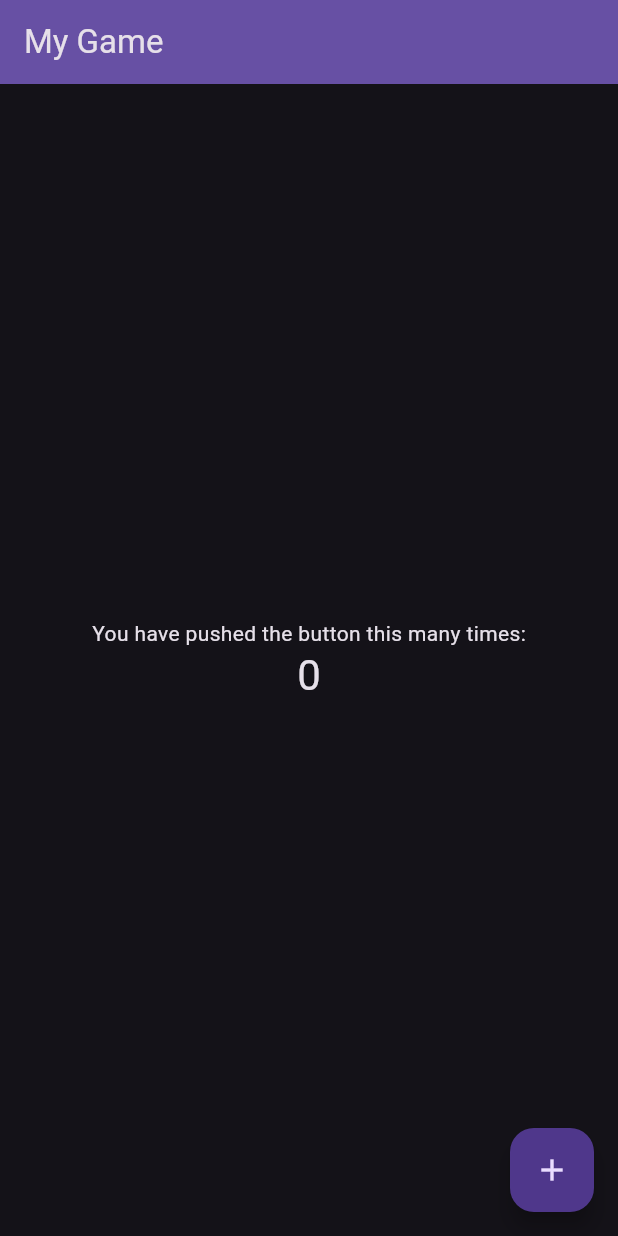
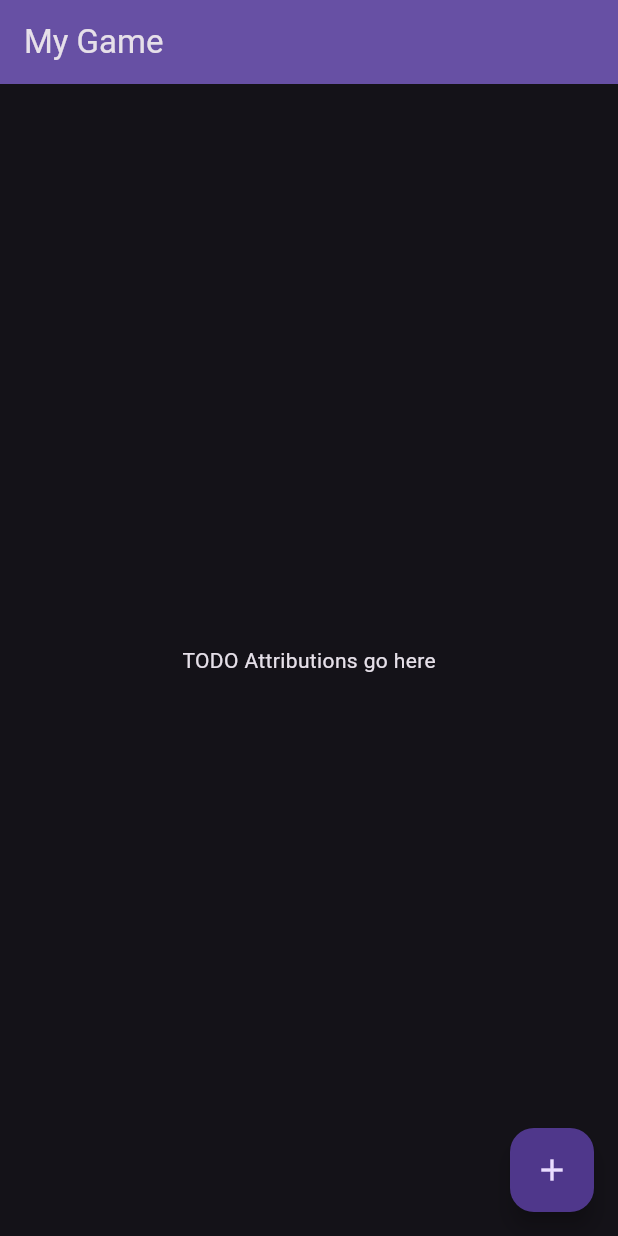
Before and after one commit to fflowio/mobile_game, a Flutter app: the screen it shows after launch, on a phone screen of 412 x 824 dp. Run offline on Flutter 3.47's test engine with Material 3 defaults, Android fonts, the phone set to English and light mode, and no system bars.

Commit message:
Empty credits skeleton

```diff
--- /dev/null
+++ b/lib/views/credits.dart
@@ -0,0 +1,10 @@
+import 'package:flutter/material.dart';
+
+class Credits {
+  static Container contents() {
+    return Container(
+      child:
+        const Text("TODO Attributions go here")
+    );
+  }
+}
--- a/lib/views/home_page.dart
+++ b/lib/views/home_page.dart
@@ -1,4 +1,6 @@
 import 'package:flutter/material.dart';
+
+import 'credits.dart';
 
 class HomePage extends StatefulWidget {
   const HomePage({super.key, required this.title});
@@ -68,7 +70,8 @@ class _HomePageState extends State<HomePage> {
           // action in the IDE, or press "p" in the console), to see the
           // wireframe for each widget.
           mainAxisAlignment: MainAxisAlignment.center,
-          children: <Widget>[
+          children: [Credits.contents()]
+          /*children: <Widget>[
             const Text(
               'You have pushed the button this many times:',
             ),
@@ -76,7 +79,7 @@ class _HomePageState extends State<HomePage> {
               '$_counter',
               style: Theme.of(context).textTheme.headlineMedium,
             ),
-          ],
+          ],*/
         ),
       ),
       floatingActionButton: FloatingActionButton(
```
